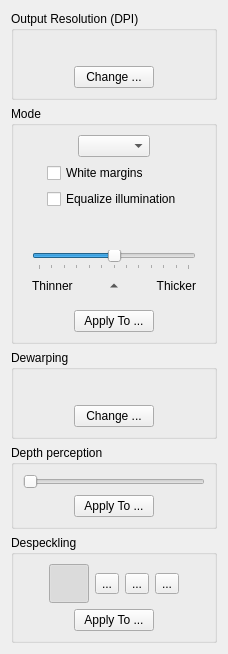
scantailor/scantailor, file filters/output/ui/OutputOptionsWidget.ui: the form before one commit.
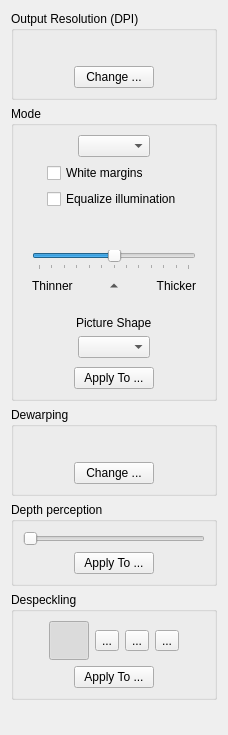
The form after the commit. Icons and pictures are not drawn.

Commit message:
Scantailor Featured - Picture_Shape
Changes by monday2000

```diff
--- a/filters/output/ui/OutputOptionsWidget.ui
+++ b/filters/output/ui/OutputOptionsWidget.ui
@@ -7,7 +7,7 @@
     <x>0</x>
     <y>0</y>
     <width>228</width>
-    <height>621</height>
+    <height>735</height>
    </rect>
   </property>
   <property name="windowTitle">
@@ -315,6 +315,91 @@
         </layout>
        </widget>
       </item>
+      <item>
+       <widget class="QWidget" name="pictureShapeOptions" native="true">
+        <layout class="QVBoxLayout" name="verticalLayout_10">
+         <property name="spacing">
+          <number>3</number>
+         </property>
+         <property name="topMargin">
+          <number>3</number>
+         </property>
+         <property name="bottomMargin">
+          <number>3</number>
+         </property>
+         <item>
+          <layout class="QHBoxLayout" name="horizontalLayout_14">
+           <item>
+            <spacer name="horizontalSpacer_25">
+             <property name="orientation">
+              <enum>Qt::Horizontal</enum>
+             </property>
+             <property name="sizeHint" stdset="0">
+              <size>
+               <width>40</width>
+               <height>20</height>
+              </size>
+             </property>
+            </spacer>
+           </item>
+           <item>
+            <widget class="QLabel" name="labePictureShape">
+             <property name="text">
+              <string>Picture Shape</string>
+             </property>
+            </widget>
+           </item>
+           <item>
+            <spacer name="horizontalSpacer_26">
+             <property name="orientation">
+              <enum>Qt::Horizontal</enum>
+             </property>
+             <property name="sizeHint" stdset="0">
+              <size>
+               <width>40</width>
+               <height>20</height>
+              </size>
+             </property>
+            </spacer>
+           </item>
+          </layout>
+         </item>
+         <item>
+          <layout class="QHBoxLayout" name="horizontalLayout_13">
+           <item>
+            <spacer name="horizontalSpacer_23">
+             <property name="orientation">
+              <enum>Qt::Horizontal</enum>
+             </property>
+             <property name="sizeHint" stdset="0">
+              <size>
+               <width>40</width>
+               <height>20</height>
+              </size>
+             </property>
+            </spacer>
+           </item>
+           <item>
+            <widget class="QComboBox" name="pictureShapeSelector"/>
+           </item>
+           <item>
+            <spacer name="horizontalSpacer_24">
+             <property name="orientation">
+              <enum>Qt::Horizontal</enum>
+             </property>
+             <property name="sizeHint" stdset="0">
+              <size>
+               <width>40</width>
+               <height>20</height>
+              </size>
+             </property>
+            </spacer>
+           </item>
+          </layout>
+         </item>
+        </layout>
+       </widget>
+      </item>
       <item>
        <layout class="QHBoxLayout" name="horizontalLayout_5">
         <item>
@@ -508,8 +593,8 @@
      <property name="title">
       <string>Despeckling</string>
      </property>
-     <layout class="QVBoxLayout" name="verticalLayout_5">
-      <item>
+     <layout class="QGridLayout" name="gridLayout">
+      <item row="0" column="0">
        <layout class="QHBoxLayout" name="horizontalLayout">
         <property name="spacing">
          <number>6</number>
@@ -645,7 +730,7 @@
         </item>
        </layout>
       </item>
-      <item>
+      <item row="1" column="0">
        <layout class="QHBoxLayout" name="horizontalLayout_9">
         <item>
          <spacer name="horizontalSpacer_15">
```
Left out of the diff: 2 changed lines with no effect on the pictures. The commit also changes 17 other files.
